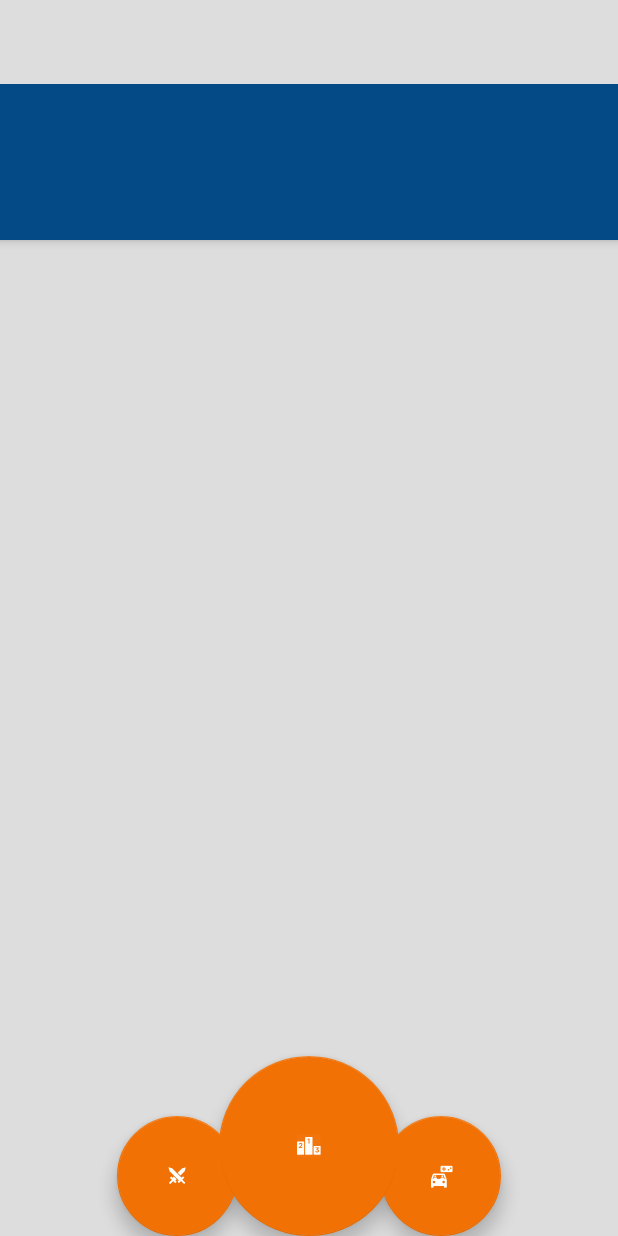
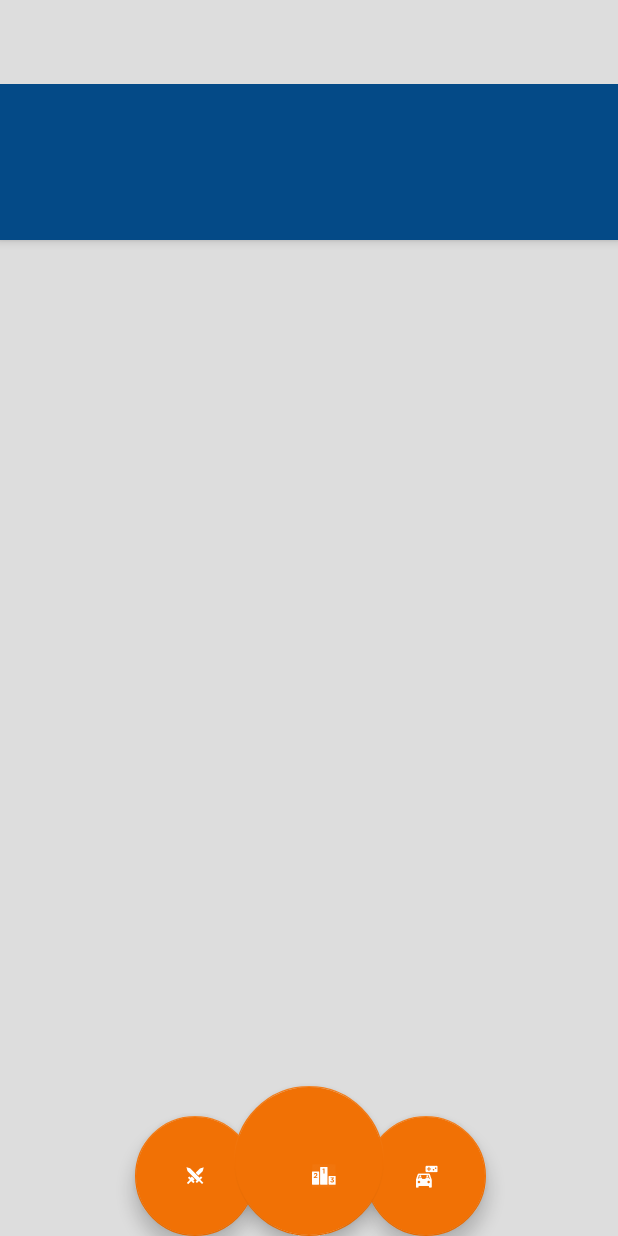
Before and after one commit to jeffersonalvess/CareApp, an Android app: the layout app_bar_main.xml on its own in the app's theme, with its tools: preview values and no code run, on a phone screen of 412 x 824 dp. Run offline under Robolectric (Android 15) with nearby library versions, the phone set to English and light mode, and no system bars.

```diff
--- a/app/src/main/res/layout/app_bar_main.xml
+++ b/app/src/main/res/layout/app_bar_main.xml
@@ -26,7 +26,7 @@
             android:id="@+id/buttonLeft"
             android:layout_width="wrap_content"
             android:layout_height="wrap_content"
-            android:layout_marginEnd="108dp"
+            android:layout_marginEnd="86dp"
             android:src="@mipmap/ic_action_challenge_friends"
             android:layout_alignParentBottom="true"
             android:layout_alignEnd="@+id/buttonCenter"
@@ -44,11 +44,15 @@
 
         <android.support.design.widget.FloatingActionButton
             android:id="@+id/buttonCenter"
-            android:layout_width="wrap_content"
-            android:layout_height="wrap_content"
+            android:layout_width="100dp"
+            android:layout_height="100dp"
+
+
             android:src="@mipmap/ic_action_leaderboard"
             android:layout_alignParentBottom="true"
+
             app:fabSize="mini"
+
             android:layout_centerHorizontal="true"
             android:clickable="true"/>
 
```
Also changed, not shown: app/src/main/ic_infraction_per_distance-web.png (added), app/src/main/res/mipmap-hdpi/ic_infraction_per_distance.png (added), app/src/main/res/mipmap-mdpi/ic_infraction_per_distance.png (added), app/src/main/res/mipmap-xhdpi/ic_infraction_per_distance.png (added), app/src/main/res/mipmap-xxhdpi/ic_infraction_per_distance.png (added), app/src/main/res/mipmap-xxxhdpi/ic_infraction_per_distance.png (added).
